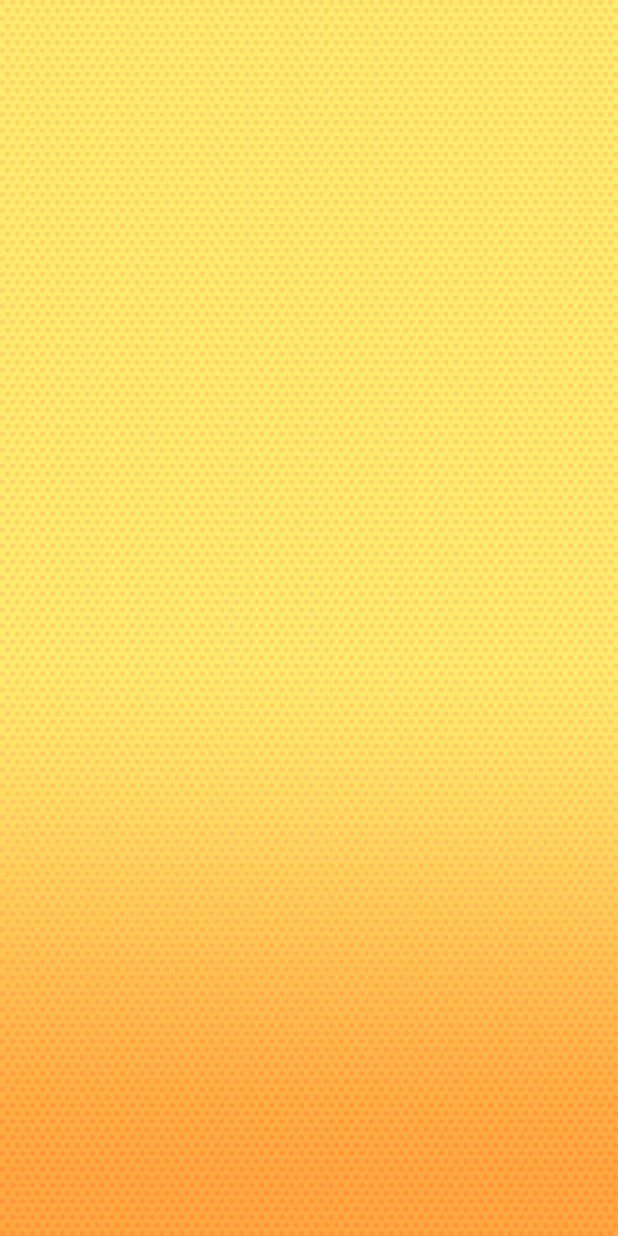
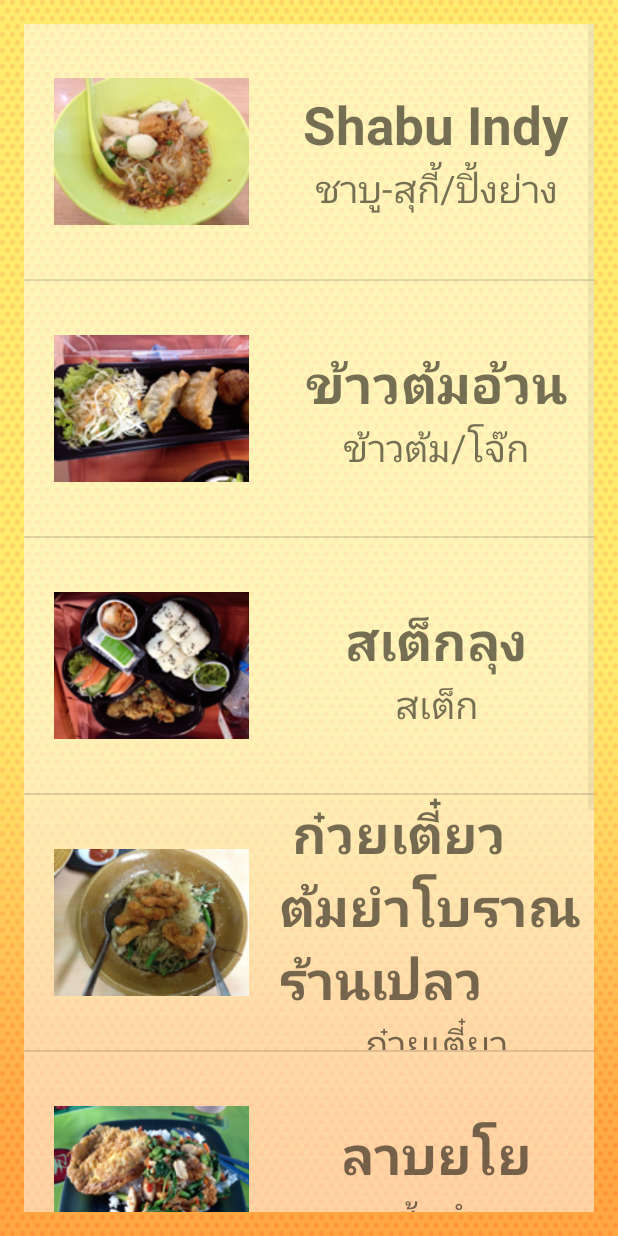
Before and after one commit to kamonchat/MumAroi, an Android app: the RestaurList screen opened directly, with no data from a screen before it, on a phone screen of 412 x 824 dp. Run offline under Robolectric (Android 15) with nearby library versions, the phone set to English and light mode, and no system bars.

Commit message:
Listview Successful

```diff
--- a/app/src/main/java/npru/sangarun/kamonchat/mumaroi/ManageTABLE.java
+++ b/app/src/main/java/npru/sangarun/kamonchat/mumaroi/ManageTABLE.java
@@ -1,6 +1,7 @@
 package npru.sangarun.kamonchat.mumaroi;
 
 import android.content.Context;
+import android.database.Cursor;
 import android.database.sqlite.SQLiteDatabase;
 
 /**
@@ -12,11 +13,77 @@
     private MyOpenHelper objMyOpenHelper;
     private SQLiteDatabase writeSqLiteDatabase, readSqLiteDatabase;
 
+    public static final String DATABASE_TABLE = "restaurantTABLE";
+    public static final String COLUMN_ID = "_id";
+    public static final String COLUMN_TYPE = "Type";
+    public static final String COLUMN_NAME = "Name";
+    public static final String COLUMN_IMAGE = "Image";
+    public static final String COLUMN_DETAIL = "Detail";
+    public static final String COLUMN_POTENTIAL = "Potential";
+    public static final String COLUMN_LAT = "Lat";
+    public static final String COLUMN_LNG = "Lng";
+    public static final String COLUMN_REMARK = "Remark";
+
+
     public ManageTABLE(Context context) {
 
         //Create & Connected Database
         objMyOpenHelper = new MyOpenHelper(context);
         writeSqLiteDatabase = objMyOpenHelper.getWritableDatabase();
         readSqLiteDatabase = objMyOpenHelper.getReadableDatabase();
+
     }   // Constructor
+
+    //Read All Data
+    public String[] readAllData(int intColumn) {
+
+        String[] strResult = null;
+        Cursor objCursor = readSqLiteDatabase.query(DATABASE_TABLE,
+                new String[]{COLUMN_ID, COLUMN_TYPE, COLUMN_NAME, COLUMN_IMAGE, COLUMN_DETAIL, COLUMN_POTENTIAL, COLUMN_LAT, COLUMN_LNG, COLUMN_REMARK},
+                null, null, null, null, null);
+        if (objCursor != null) {
+
+            objCursor.moveToFirst();
+            strResult = new String[objCursor.getCount()];
+
+            for (int i = 0; i < objCursor.getCount(); i++) {
+
+                switch (intColumn) {
+                    case 1:
+                        strResult[i] = objCursor.getString(objCursor.getColumnIndex(COLUMN_TYPE));
+                        break;
+                    case 2:
+                        strResult[i] = objCursor.getString(objCursor.getColumnIndex(COLUMN_NAME));
+                        break;
+                    case 3:
+                        strResult[i] = objCursor.getString(objCursor.getColumnIndex(COLUMN_IMAGE));
+                        break;
+                    case 4:
+                        strResult[i] = objCursor.getString(objCursor.getColumnIndex(COLUMN_DETAIL));
+                        break;
+                    case 5:
+                        strResult[i] = objCursor.getString(objCursor.getColumnIndex(COLUMN_POTENTIAL));
+                        break;
+                    case 6:
+                        strResult[i] = objCursor.getString(objCursor.getColumnIndex(COLUMN_LAT));
+                        break;
+                    case 7:
+                        strResult[i] = objCursor.getString(objCursor.getColumnIndex(COLUMN_LNG));
+                        break;
+                    case 8:
+                        strResult[i] = objCursor.getString(objCursor.getColumnIndex(COLUMN_REMARK));
+                        break;
+                }   // switch
+
+                objCursor.moveToNext();
+
+            }   // for
+
+        }   // if
+
+        objCursor.close();
+
+        return strResult;
+    }
+
 }   // Main Class
--- /dev/null
+++ b/app/src/main/java/npru/sangarun/kamonchat/mumaroi/MyAdpter.java
@@ -0,0 +1,64 @@
+package npru.sangarun.kamonchat.mumaroi;
+
+import android.content.Context;
+import android.view.LayoutInflater;
+import android.view.View;
+import android.view.ViewGroup;
+import android.widget.BaseAdapter;
+import android.widget.ImageView;
+import android.widget.TextView;
+
+/**
+ * Created by USER on 13/11/2558.
+ */
+public class MyAdpter extends BaseAdapter{
+
+    //Explicit
+    private Context objContext;
+    private String[] nameString, typeSring;
+    private  int[] iconInts;
+
+    public MyAdpter(Context objContext, String[] nameString, String[] typeSring, int[] iconInts) {
+        this.objContext = objContext;
+        this.nameString = nameString;
+        this.typeSring = typeSring;
+        this.iconInts = iconInts;
+    }   // Contructor
+
+    @Override
+    public int getCount() {
+        return nameString.length;
+    }
+
+    @Override
+    public Object getItem(int position) {
+        return null;
+    }
+
+    @Override
+    public long getItemId(int position) {
+        return 0;
+    }
+
+    @Override
+    public View getView(int position, View convertView, ViewGroup parent) {
+
+        LayoutInflater objLayoutInflater = (LayoutInflater) objContext.getSystemService(Context.LAYOUT_INFLATER_SERVICE);
+        View objView = objLayoutInflater.inflate(R.layout.my_listview,parent, false);
+        //Setup Name
+        TextView nameTextView = (TextView) objView.findViewById(R.id.txtListName);
+        nameTextView.setText(nameString[position]);
+
+        //Setup Type
+        TextView TypeTextView = (TextView) objView.findViewById(R.id.txtListType);
+        TypeTextView.setText(typeSring[position]);
+
+        //Setup Icon
+
+        ImageView icomImageView = (ImageView) objView.findViewById(R.id.imvIcon);
+        icomImageView.setImageResource(iconInts[position]);
+
+
+        return objView;
+    }
+}    // Main Class
--- a/app/src/main/java/npru/sangarun/kamonchat/mumaroi/MyOpenHelper.java
+++ b/app/src/main/java/npru/sangarun/kamonchat/mumaroi/MyOpenHelper.java
@@ -18,7 +18,7 @@
             "Type text, " +
             "Name text, " +
             "Image integer, " +
-            "Detait text, " +
+            "Detail text, " +
             "Potential text, " +
             "Lat double, " +
             "Lng double, " +
--- a/app/src/main/java/npru/sangarun/kamonchat/mumaroi/RestaurList.java
+++ b/app/src/main/java/npru/sangarun/kamonchat/mumaroi/RestaurList.java
@@ -3,10 +3,13 @@
 import android.support.v7.app.AppCompatActivity;
 import android.os.Bundle;
 import android.util.Log;
+import android.widget.ListView;
 
 public class RestaurList extends AppCompatActivity {
     //Explicit
     private int indexAnInt;
+    private String[] nameStrings, typeStrings, iconStrings;
+    private int[] iconInts;
 
     @Override
     protected void onCreate(Bundle savedInstanceState) {
@@ -16,10 +19,92 @@
         //Receive Data
         receiveData();
 
+        //Create ListView
+        createListView();
 
     }   // Main Method
+
+    private void createListView() {
+
+        MyAdpter objMyAdapter = new MyAdpter(RestaurList.this, nameStrings, typeStrings, iconInts);
+        ListView objListView = (ListView) findViewById(R.id.listView);
+        objListView.setAdapter(objMyAdapter);
+
+
+    }   // createListView
+
     private void receiveData() {
         indexAnInt = getIntent().getIntExtra("index", 0);
-        Log.d("aoi", "index ==>" + Integer.toString(indexAnInt));
+        Log.d("aoi", "index ==> " + Integer.toString(indexAnInt));
+
+        ManageTABLE objManageTABLE = new ManageTABLE(this);
+
+        switch (indexAnInt) {
+            case 0:
+
+                nameStrings = objManageTABLE.readAllData(2);
+                typeStrings = objManageTABLE.readAllData(1);
+                iconStrings = objManageTABLE.readAllData(3);
+
+                int intTimes = 0;
+                iconInts = new int[iconStrings.length];
+                while (intTimes < nameStrings.length) {
+                    iconInts[intTimes] = setUpIconInt(Integer.parseInt(iconStrings[intTimes]));
+                    intTimes += 1;
+                }   // while
+
+                break;
+            case 1:
+                break;
+            case 2:
+                break;
+            case 3:
+                break;
+            case 4:
+                break;
+            case 5:
+                break;
+            case 6:
+                break;
+            case 7:
+                break;
+            case 8:
+                break;
+        }   //switch
+
+    }   // receiveData
+
+    private int setUpIconInt(int intValue) {
+
+        int intResult = R.drawable.food1;
+        switch (intValue) {
+            case 0:
+                intResult = R.drawable.food1;
+                break;
+            case 1:
+                intResult = R.drawable.food2;
+                break;
+            case 2:
+                intResult = R.drawable.food3;
+                break;
+            case 3:
+                intResult = R.drawable.food4;
+                break;
+            case 4:
+                intResult = R.drawable.food5;
+                break;
+            case 5:
+                intResult = R.drawable.food6;
+                break;
+            case 6:
+                intResult = R.drawable.food7;
+                break;
+            default:
+                intResult = R.drawable.food1;
+                break;
+        }
+
+        return intResult;
     }
+
 }   // Main Class
--- a/app/src/main/res/layout/my_listview.xml
+++ b/app/src/main/res/layout/my_listview.xml
@@ -1,6 +1,34 @@
 <?xml version="1.0" encoding="utf-8"?>
 <LinearLayout xmlns:android="http://schemas.android.com/apk/res/android"
-    android:orientation="vertical" android:layout_width="match_parent"
-    android:layout_height="match_parent">
+    android:orientation="horizontal" android:layout_width="match_parent"
+    android:layout_height="wrap_content">
+
+    <ImageView
+        android:layout_width="@dimen/icon"
+        android:layout_height="@dimen/icon"
+        android:id="@+id/imvIcon"
+        android:layout_margin="20dp" />
+
+    <LinearLayout
+        android:orientation="vertical"
+        android:layout_width="match_parent"
+        android:layout_height="match_parent"
+        android:gravity="center|center_horizontal">
+
+        <TextView
+            android:layout_width="wrap_content"
+            android:layout_height="wrap_content"
+            android:text="New Text"
+            android:id="@+id/txtListName"
+            android:textSize="@dimen/h1"
+            android:textStyle="bold" />
+
+        <TextView
+            android:layout_width="wrap_content"
+            android:layout_height="wrap_content"
+            android:text="New Text"
+            android:id="@+id/txtListType"
+            android:textSize="@dimen/h2" />
+    </LinearLayout>
 
 </LinearLayout>
```
